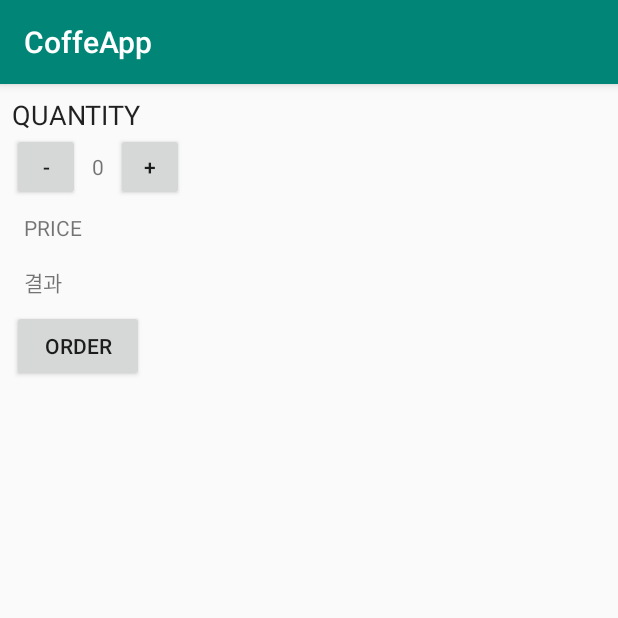
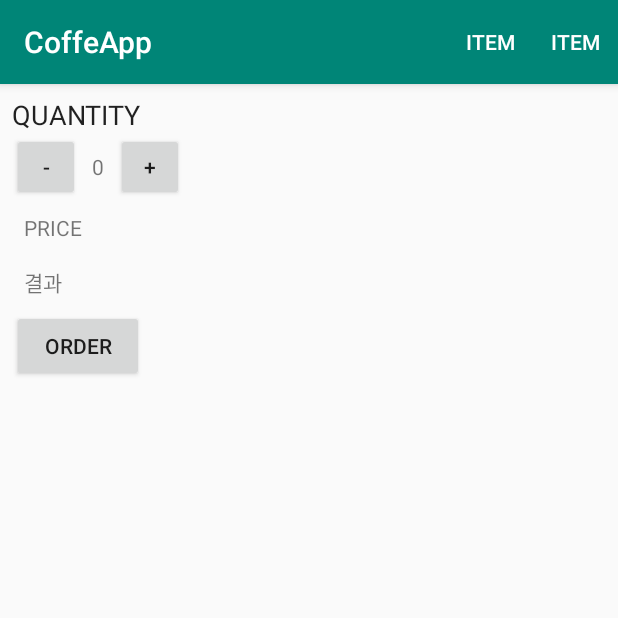
Before and after one commit to lesnyg/CoffeApp, an Android app: the screen it shows after launch (coffeeActivity), on a phone screen of 412 x 824 dp, the top half of it. Run offline under Robolectric (Android 15) with nearby library versions, the phone set to English and light mode, and no system bars.

Commit message:
옵션메뉴구현

```diff
--- a/app/src/main/java/com/example/edu05/coffeapp/coffeeActivity.java
+++ b/app/src/main/java/com/example/edu05/coffeapp/coffeeActivity.java
@@ -2,6 +2,9 @@ package com.example.edu05.coffeapp;
 
 import android.support.v7.app.AppCompatActivity;
 import android.os.Bundle;
+import android.view.Menu;
+import android.view.MenuInflater;
+import android.view.MenuItem;
 import android.view.View;
 import android.widget.Button;
 import android.widget.TextView;
@@ -63,11 +66,32 @@ public class coffeeActivity extends AppCompatActivity {
 
     }
 
+    @Override
+    public boolean onCreateOptionsMenu(Menu menu) {
+        MenuInflater inflater = getMenuInflater();
+        inflater.inflate(R.menu.menu_coffee,menu);
+        return true;
+    }
+
     private void displayResult() {
         mQuantityTextView.setText(""+mQuantity);
         String result = "가격 : "+(COFFEE_PRICE*mQuantity)+"원\n감사합니다.";
         mResultTextView.setText(result);
     }
 
+    @Override
+    public boolean onOptionsItemSelected(MenuItem item) {
+        switch (item.getItemId()){
+            case R.id.action_setting:
+                Toast.makeText(this, "첫번째 메뉴", Toast.LENGTH_SHORT).show();
+                break;
+            case R.id.action_setting2:
+                Toast.makeText(this, "두번째 메뉴", Toast.LENGTH_SHORT).show();
+
+                break;
+        }
+        return super.onOptionsItemSelected(item);
+    }
+
     private void init() {  mQuantity = 0;   }
 }
--- /dev/null
+++ b/app/src/main/res/menu/menu_coffee.xml
@@ -0,0 +1,12 @@
+<?xml version="1.0" encoding="utf-8"?>
+<menu xmlns:android="http://schemas.android.com/apk/res/android"
+    xmlns:app="http://schemas.android.com/apk/res-auto">
+    <item
+        android:id="@+id/action_setting"
+        android:title="item"
+        app:showAsAction="ifRoom" />
+    <item
+        android:id="@+id/action_setting2"
+        android:title="item"
+        app:showAsAction="ifRoom" />
+</menu>
```
